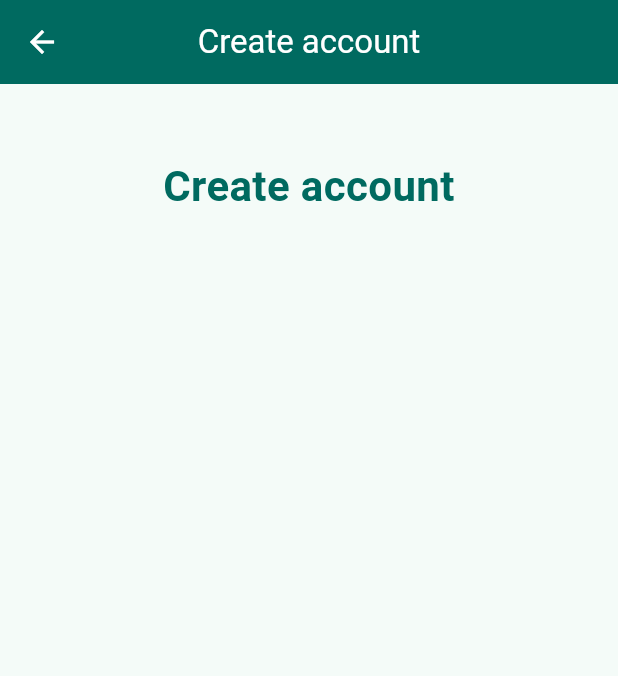
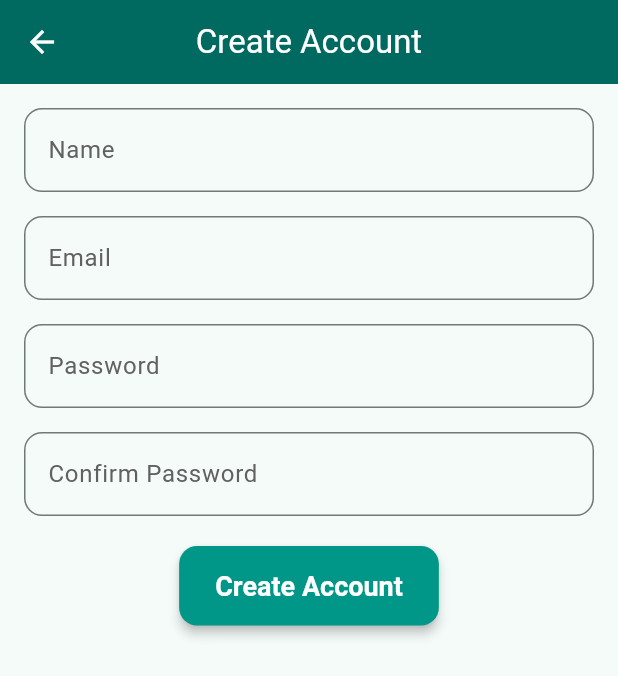
Before and after one commit to andynguyen9524/flutter-demo, a Flutter app: the CreateAccount screen opened directly, on a phone screen of 412 x 824 dp. Shown: the top 676 px of the screen. Run offline on Flutter 3.47's test engine with Material 3 defaults, Android fonts, the phone set to English and light mode, and no system bars.

Commit message:
no message

```diff
--- a/lib/create_account.dart
+++ b/lib/create_account.dart
@@ -8,6 +8,12 @@ class CreateAccount extends StatefulWidget {
 }
 
 class _createAccount extends State<CreateAccount> {
+  final _formKey = GlobalKey<FormState>();
+  final _nameController = TextEditingController();
+  final _emailController = TextEditingController();
+  final _passwordController = TextEditingController();
+  final _confirmPasswordController = TextEditingController();
+
   @override
   void initState() {
     super.initState();
@@ -22,32 +28,86 @@ class _createAccount extends State<CreateAccount> {
   Widget build(BuildContext context) {
     return Scaffold(
       appBar: AppBar(
-        title: const Text('Create account'),
+        title: const Text('Create Account'),
         centerTitle: true,
         backgroundColor: Theme.of(context).colorScheme.primary,
         foregroundColor: Theme.of(context).colorScheme.onPrimary,
       ),
       body: SingleChildScrollView(
-        child: Padding(
-          padding: EdgeInsets.all(24.0),
-          child: Form(child: Column(
-          mainAxisAlignment: MainAxisAlignment.center,
-          crossAxisAlignment: CrossAxisAlignment.stretch,
-          children: <Widget>[
-            const SizedBox(height: 24.0),
-            Text(
-              'Create account',
-              textAlign: TextAlign.center,
-              style: TextStyle(
-                fontSize: 28.0,
-                fontWeight: FontWeight.bold,
-                color: Theme.of(context).colorScheme.primary,
+        padding: const EdgeInsets.all(16.0),
+        child: Form(
+          key: _formKey,
+          child: Column(
+            children: [
+              TextFormField(
+                controller: _nameController,
+                decoration: const InputDecoration(labelText: 'Name'),
+                validator: (value) {
+                  if (value == null || value.isEmpty) {
+                    return 'Please enter your name';
+                  }
+                  return null;
+                },
               ),
+              const SizedBox(height: 16),
+              TextFormField(
+                controller: _emailController,
+                decoration: const InputDecoration(labelText: 'Email'),
+                keyboardType: TextInputType.emailAddress,
+                validator: (value) {
+                  if (value == null || value.isEmpty) {
+                    return 'Please enter your email';
+                  }
+                  return null;
+                },
               ),
-
-          ],
-        ))
-       ),
+              const SizedBox(height: 16),
+              TextFormField(
+                controller: _passwordController,
+                decoration: const InputDecoration(labelText: 'Password'),
+                obscureText: true,
+                validator: (value) {
+                  if (value == null || value.isEmpty) {
+                    return 'Please enter your password';
+                  }
+                  return null;
+                },
+              ),
+              const SizedBox(height: 16),
+              TextFormField(
+                controller: _confirmPasswordController,
+                decoration: const InputDecoration(
+                  labelText: 'Confirm Password',
+                ),
+                obscureText: true,
+                validator: (value) {
+                  if (value == null || value.isEmpty) {
+                    return 'Please confirm your password';
+                  }
+                  if (value != _passwordController.text) {
+                    return 'Passwords do not match';
+                  }
+                  return null;
+                },
+              ),
+              const SizedBox(height: 20),
+              ElevatedButton(
+                onPressed: () {
+                  if (_formKey.currentState!.validate()) {
+                    // Handle account creation logic here
+                    ScaffoldMessenger.of(context).showSnackBar(
+                      const SnackBar(
+                        content: Text('Account created successfully'),
+                      ),
+                    );
+                    Navigator.pop(context);
+                  }
+                },
+                child: const Text('Create Account'),
+              ),
+            ],
+          ),
+        ),
       ),
     );
   }
```
Also changed, not shown: lib/forget_password.dart (added, +69 -0 lines), lib/home_screen.dart (+36 -18 lines), lib/login_screen.dart (+37 -29 lines), pubspec.lock, 1 other file.
